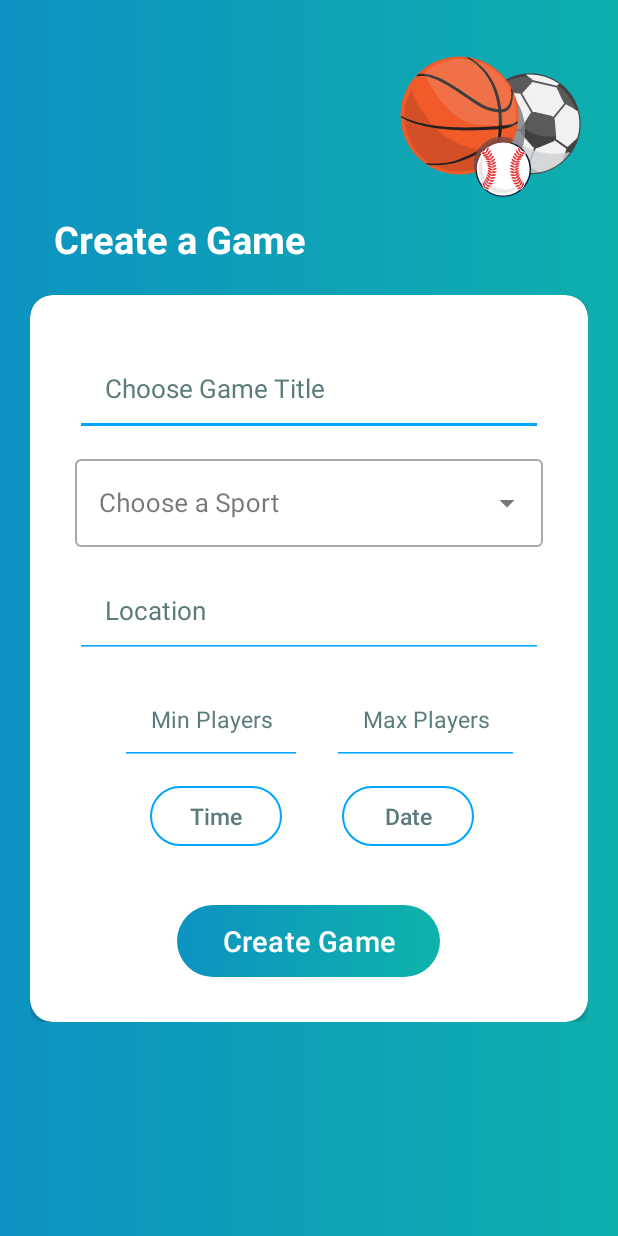
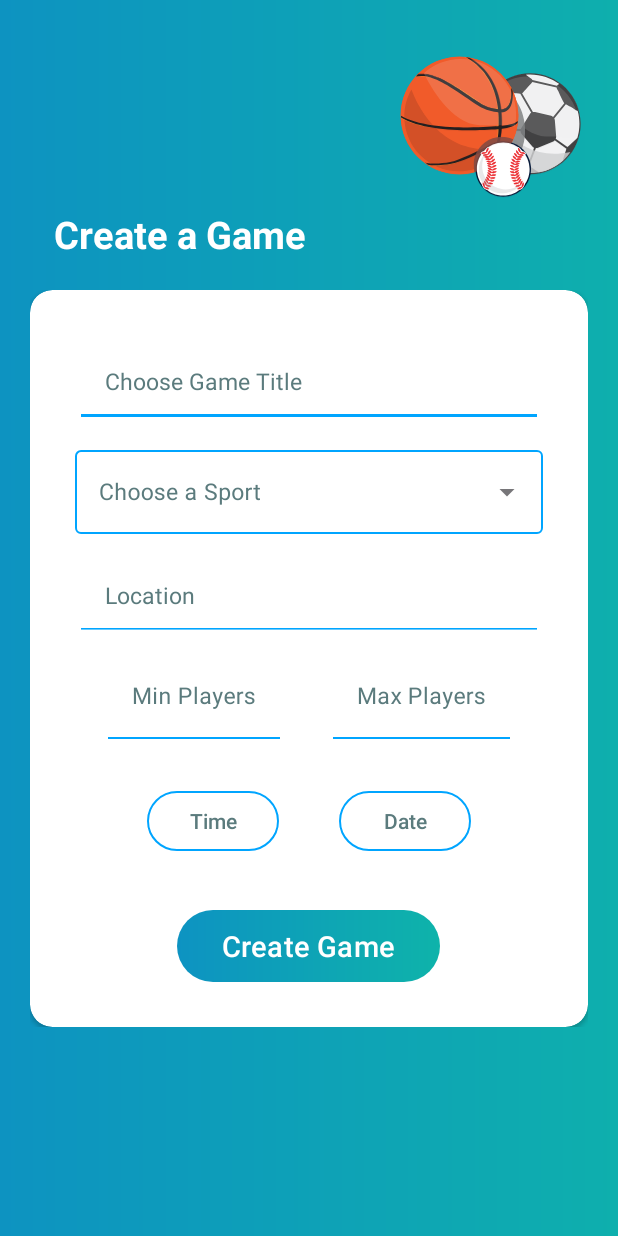
Before and after one commit to Gac-PickUp/PickUp-App, an Android app built with Jetpack Compose: the CreateGameActivity screen opened directly, with no data from a screen before it, on a phone screen of 412 x 824 dp. Run offline under Robolectric (Android 15) with nearby library versions, the phone set to English and light mode, and no system bars; our stand-ins replace Firebase (no records; nobody signed in at launch, a user with empty details on screens opened directly).

Commit message:
added errors in CreateGameActivity and changed some images

```diff
--- a/app/src/main/java/com/example/pickup/GameAdapter.kt
+++ b/app/src/main/java/com/example/pickup/GameAdapter.kt
@@ -42,7 +42,7 @@ class GameAdapter(private val games: List<Map<String, Any>>) : RecyclerView.Adap
                 imageView.setImageResource(R.drawable.volleyball)
             }
             if (sport == "Pickle ball"){
-                imageView.setImageResource(R.drawable.pickleball)
+                imageView.setImageResource(R.drawable.pickleball_image)
             }
 
             sportTextView.text = sport
--- a/app/src/main/res/layout/activity_create_game_real.xml
+++ b/app/src/main/res/layout/activity_create_game_real.xml
@@ -77,7 +77,7 @@
                             android:hint="@string/choose_title_text"
                             android:id="@+id/titleText"
                             android:padding="20dp"
-                            android:textSize="17dp"
+                            android:textSize="15dp"
                             android:textColorHint="#5b7b7d">
 
                         </EditText>
@@ -88,13 +88,13 @@
                             android:layout_height="wrap_content"
                             android:id="@+id/chooseSport"
                             android:hint="@string/choose_sport"
-                            app:hintTextColor="#5b7b7d"
-
+                            android:textColorHint="#5b7b7d"
                             android:layout_marginTop="10dp"
+                            app:boxStrokeColor="@color/cardview_light_background"
                             >
 
                             <AutoCompleteTextView
-                                android:textSize="17dp"
+                                android:textSize="15dp"
                                 android:id="@+id/autoCompleteTextView"
                                 android:layout_width="match_parent"
                                 android:layout_height="wrap_content"
@@ -115,7 +115,8 @@
                             android:hint="@string/location"
                             android:id="@+id/locationText"
                             android:textColorHint="#5b7b7d"
-                            android:textSize="17dp"
+                            android:textSize="15dp"
+
                             android:padding="20dp"
                             android:layout_marginTop="10dp">
 
@@ -125,39 +126,67 @@
                             android:layout_width="match_parent"
                             android:layout_height="wrap_content"
                             android:orientation="horizontal"
+                            android:layout_gravity="center"
+                            android:gravity="center"
                             android:layout_marginTop="10dp">
 
-                            <EditText
-                                style="@style/modifiedEditText"
+                            <com.google.android.material.textfield.TextInputLayout
+
                                 android:layout_width="wrap_content"
                                 android:layout_height="wrap_content"
-                                android:gravity="center"
-                                android:layout_marginLeft="30dp"
-                                android:id="@+id/minPlayersText"
-                                android:hint="@string/min_players_text"
-                                android:inputType="number"
-                                android:textSize="15dp"
-                                android:padding="20dp"
+                                app:boxStrokeColor="@color/primaryTextColor"
+                                style="@style/Widget.MaterialComponents.TextInputLayout.FilledBox"
                                 android:textColorHint="#5b7b7d"
-                                app:hintTextColor="@color/cardview_light_background">
+                                android:id="@+id/minPlayers"
+                                android:hint="Min Players"
+                                app:errorEnabled="true">
 
-                            </EditText>
+                                <com.google.android.material.textfield.TextInputEditText
 
-                            <EditText
-                                style="@style/modifiedEditText"
+                                    android:layout_width="wrap_content"
+                                    android:layout_height="wrap_content"
+                                    android:inputType="number"
+                                    android:backgroundTint="#fff"
+                                    android:hint="Min Players"
+                                    android:textSize="15sp"
+                                    android:textColorHint="#fff"
+                                    android:id="@+id/minPlayersText"
+                                    />
+
+                            </com.google.android.material.textfield.TextInputLayout>
+
+
+
+                            <com.google.android.material.textfield.TextInputLayout
+                                android:id="@+id/maxPlayers"
                                 android:layout_width="wrap_content"
                                 android:layout_height="wrap_content"
-                                android:layout_gravity="center"
-                                android:layout_marginLeft="20dp"
-                                android:gravity="center"
-                                android:textSize="15dp"
+                                app:boxStrokeColor="@color/primaryTextColor"
+                                android:layout_marginLeft="35dp"
+                                style="@style/Widget.MaterialComponents.TextInputLayout.FilledBox"
+                                android:textColorHint="#5b7b7d"
                                 android:hint="Max Players"
-                                android:inputType="number"
-                                android:id="@+id/maxPlayersText"
-                                android:padding="20dp"
-                                android:textColorHint="#5b7b7d">
 
-                            </EditText>
+                                app:errorEnabled="true">
+
+                                <com.google.android.material.textfield.TextInputEditText
+                                    android:id="@+id/maxPlayersText"
+                                    android:layout_width="wrap_content"
+                                    android:layout_height="wrap_content"
+                                    android:maxLines="1"
+                                    android:layout_gravity="right"
+                                    android:inputType="number"
+                                    android:backgroundTint="#fff"
+                                    android:textColorHint="#fff"
+                                    android:hint="Max Players"
+                                    android:textSize="15sp"
+
+
+
+                                    />
+
+                            </com.google.android.material.textfield.TextInputLayout>
+
 
 
                         </LinearLayout>
@@ -166,6 +195,7 @@
                             android:layout_width="match_parent"
                             android:layout_height="wrap_content"
                             android:orientation="horizontal"
+                            android:gravity="center"
                             android:layout_marginTop="10dp">
 
                             <com.google.android.material.button.MaterialButton
@@ -174,9 +204,7 @@
                                 android:layout_height="wrap_content"
                                 android:id="@+id/timeButton"
                                 android:onClick="popTimePicker"
-                                android:textColor="#5b7b7d"
-                                android:layout_marginLeft="50dp"
-                                android:textSize="15dp"
+
                                 android:hint="@string/time_text"
                                 app:strokeColor="@color/primaryTextColor"
                                 android:textColorHint="#5b7b7d"
@@ -191,8 +219,6 @@
                                 android:layout_width="wrap_content"
                                 android:layout_height="wrap_content"
                                 android:layout_gravity="center"
-                                android:textSize="15dp"
-                                android:textColor="#5b7b7d"
                                 android:id="@+id/dateButton"
                                 android:onClick="popDatePicker"
                                 android:hint="@string/date_text"
@@ -215,13 +241,10 @@
                             android:text="@string/create_game_text"
                             android:textSize="19dp"
                             android:paddingHorizontal="30dp"
+                            android:layout_gravity="center"
                             android:id="@+id/createGameButton"
-                            android:layout_gravity="center"
                             android:background="@drawable/centre_button"
-                            android:inputType="text"
                             app:backgroundTint="@null"
-                            android:typeface="normal"
-
 
                             >
 
--- a/app/src/main/res/layout/activity_game_adaptor.xml
+++ b/app/src/main/res/layout/activity_game_adaptor.xml
@@ -23,7 +23,7 @@
             >
 
 
-            <EditText
+            <TextView
                 android:layout_width="wrap_content"
                 android:layout_height="wrap_content"
                 android:text="Title"
@@ -31,11 +31,12 @@
                 style="@style/modifiedEditText"
                 android:background="?attr/editTextBackground"
                 android:id="@+id/titleTextView"
+                android:inputType="none"
                 android:textStyle="bold"
                 android:textSize="20sp"
                 android:layout_marginLeft="10dp">
 
-            </EditText>
+            </TextView>
 
 
             <LinearLayout
```
Also changed, not shown: app/src/main/java/com/example/pickup/CreateGameActivity.kt (+65 -0 lines), app/src/main/java/com/example/pickup/SignUpPage.kt (+0 -11 lines), app/src/main/res/drawable/pickleball_image.xml (added, +30 -0 lines).
